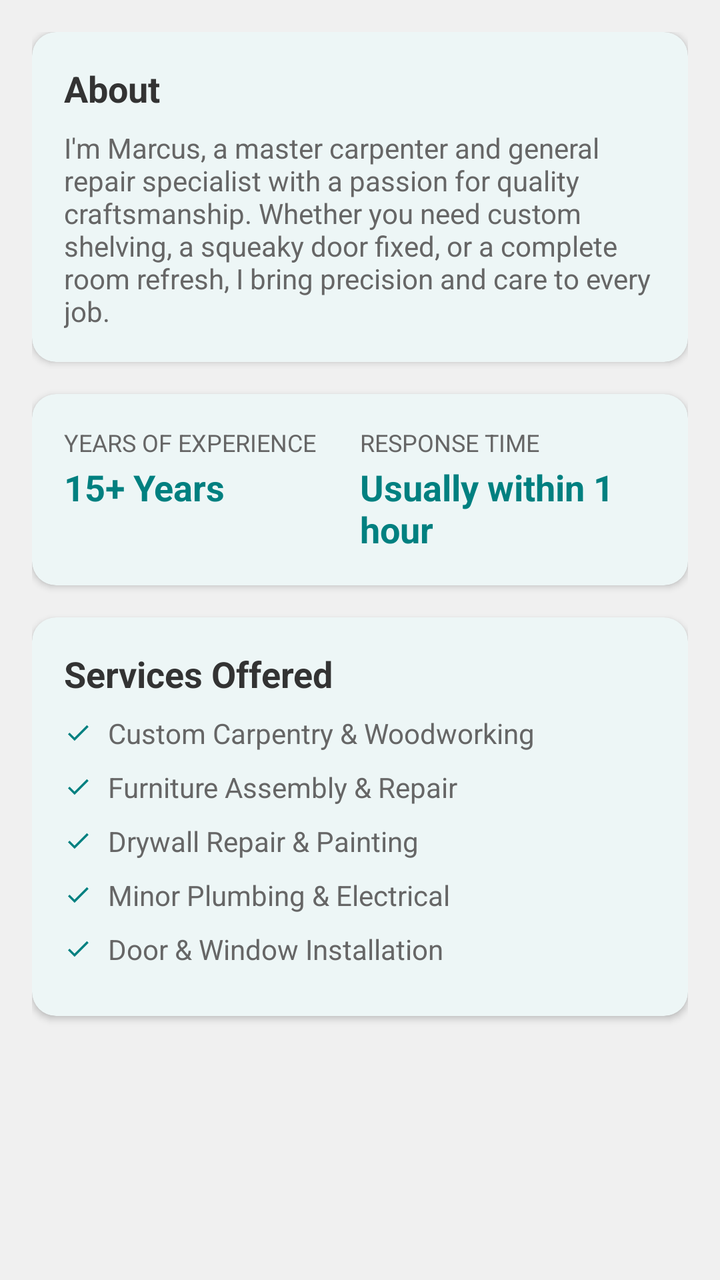
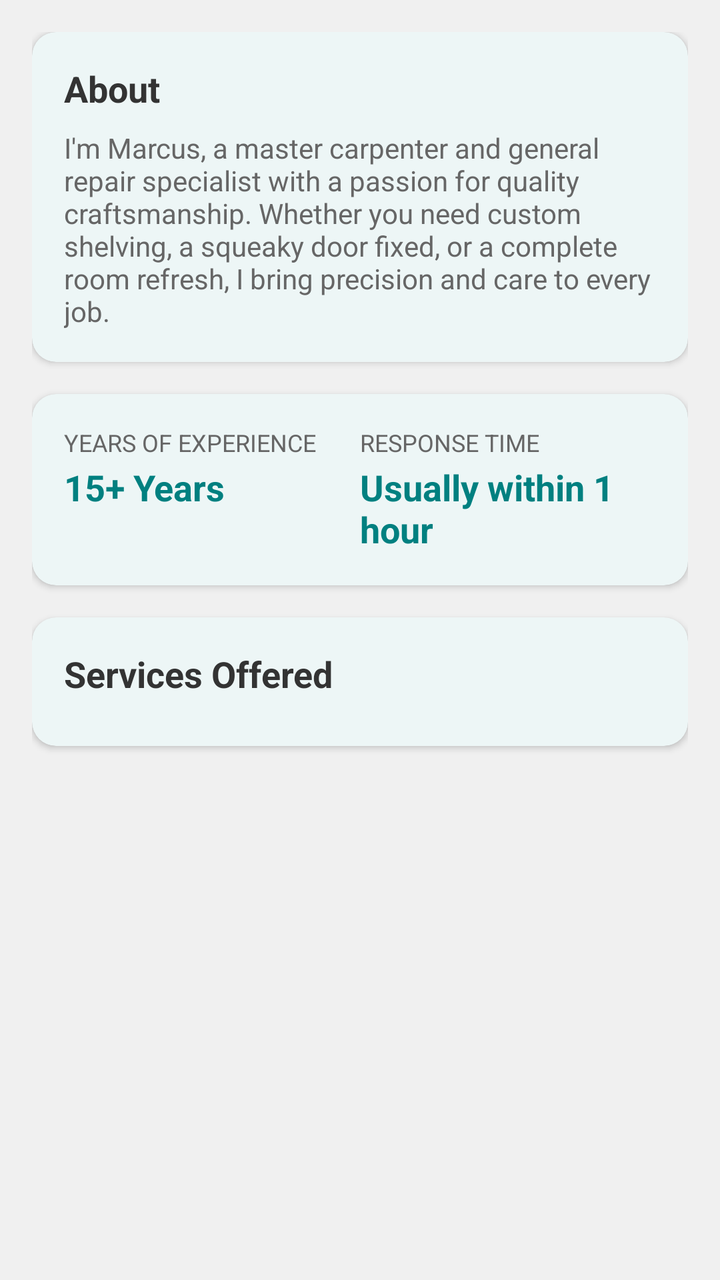

An Android layout rendered at two revisions. The XML below is the earlier revision; the diff shows what the commit changed to produce the second picture.
<!-- AndroidManifest.xml: application theme Theme.HandyProject -->
<!-- res/layout/fragment_profile_about.xml -->
<?xml version="1.0" encoding="utf-8"?>
<ScrollView
    xmlns:android="http://schemas.android.com/apk/res/android"
    xmlns:app="http://schemas.android.com/apk/res-auto"
    android:layout_width="match_parent"
    android:layout_height="match_parent"
    android:fillViewport="true"
    android:background="@color/colorBackground">

    <LinearLayout
        android:layout_width="match_parent"
        android:layout_height="wrap_content"
        android:orientation="vertical"
        android:padding="@dimen/padding_standard">

        
        <com.google.android.material.card.MaterialCardView
            style="@style/Widget.HandyProject.Card"
            android:layout_width="match_parent"
            android:layout_height="wrap_content"
            android:layout_marginBottom="@dimen/padding_standard">

            <LinearLayout
                android:layout_width="match_parent"
                android:layout_height="wrap_content"
                android:orientation="vertical"
                android:padding="@dimen/padding_standard">

                <TextView
                    android:layout_width="wrap_content"
                    android:layout_height="wrap_content"
                    android:layout_marginBottom="@dimen/padding_small"
                    android:text="About"
                    android:textSize="@dimen/text_size_subheading"
                    android:textStyle="bold"
                    android:textColor="@color/colorTextPrimary"
                    android:fontFamily="sans-serif"/>

                <TextView
                    android:id="@+id/tvBio"
                    android:layout_width="wrap_content"
                    android:layout_height="wrap_content"
                    android:text="I\'m Marcus, a master carpenter and general repair specialist with a passion for quality craftsmanship. Whether you need custom shelving, a squeaky door fixed, or a complete room refresh, I bring precision and care to every job."
                    android:textSize="@dimen/text_size_body"
                    android:textColor="@color/colorTextSecondary"
                    android:fontFamily="sans-serif"/>

            </LinearLayout>
        </com.google.android.material.card.MaterialCardView>

        
        <com.google.android.material.card.MaterialCardView
            style="@style/Widget.HandyProject.Card"
            android:layout_width="match_parent"
            android:layout_height="wrap_content"
            android:layout_marginBottom="@dimen/padding_standard">

            <LinearLayout
                android:layout_width="match_parent"
                android:layout_height="wrap_content"
                android:orientation="vertical"
                android:padding="@dimen/padding_standard">

                
                <LinearLayout
                    android:layout_width="match_parent"
                    android:layout_height="wrap_content"
                    android:orientation="horizontal"
                    android:weightSum="2">

                    <LinearLayout
                        android:layout_width="0dp"
                        android:layout_height="wrap_content"
                        android:layout_weight="1"
                        android:orientation="vertical">

                        <TextView
                            android:layout_width="wrap_content"
                            android:layout_height="wrap_content"
                            android:text="YEARS OF EXPERIENCE"
                            android:textSize="@dimen/text_size_caption"
                            android:textColor="@color/colorTextSecondary"
                            android:textAllCaps="true"
                            android:fontFamily="sans-serif"/>

                        <TextView
                            android:id="@+id/tvYearsExperience"
                            android:layout_width="wrap_content"
                            android:layout_height="wrap_content"
                            android:layout_marginTop="@dimen/margin_xsmall"
                            android:text="15+ Years"
                            android:textSize="@dimen/text_size_subheading"
                            android:textStyle="bold"
                            android:textColor="@color/colorPrimary"
                            android:fontFamily="sans-serif"/>

                    </LinearLayout>

                    <LinearLayout
                        android:layout_width="0dp"
                        android:layout_height="wrap_content"
                        android:layout_weight="1"
                        android:orientation="vertical">

                        <TextView
                            android:layout_width="wrap_content"
                            android:layout_height="wrap_content"
                            android:text="RESPONSE TIME"
                            android:textSize="@dimen/text_size_caption"
                            android:textColor="@color/colorTextSecondary"
                            android:textAllCaps="true"
                            android:fontFamily="sans-serif"/>

                        <TextView
                            android:id="@+id/tvResponseTime"
                            android:layout_width="wrap_content"
                            android:layout_height="wrap_content"
                            android:layout_marginTop="@dimen/margin_xsmall"
                            android:text="Usually within 1 hour"
                            android:textSize="@dimen/text_size_subheading"
                            android:textStyle="bold"
                            android:textColor="@color/colorPrimary"
                            android:fontFamily="sans-serif"/>

                    </LinearLayout>
                </LinearLayout>
            </LinearLayout>
        </com.google.android.material.card.MaterialCardView>

        
        <com.google.android.material.card.MaterialCardView
            style="@style/Widget.HandyProject.Card"
            android:layout_width="match_parent"
            android:layout_height="wrap_content">

            <LinearLayout
                android:layout_width="match_parent"
                android:layout_height="wrap_content"
                android:orientation="vertical"
                android:padding="@dimen/padding_standard">

                <TextView
                    android:layout_width="wrap_content"
                    android:layout_height="wrap_content"
                    android:layout_marginBottom="@dimen/padding_small"
                    android:text="Services Offered"
                    android:textSize="@dimen/text_size_subheading"
                    android:textStyle="bold"
                    android:textColor="@color/colorTextPrimary"
                    android:fontFamily="sans-serif"/>

                
                <LinearLayout
                    android:layout_width="match_parent"
                    android:layout_height="wrap_content"
                    android:orientation="horizontal"
                    android:gravity="center_vertical"
                    android:layout_marginBottom="@dimen/padding_small">
                    <ImageView
                        android:layout_width="@dimen/icon_size_xs"
                        android:layout_height="@dimen/icon_size_xs"
                        android:src="@drawable/ic_check"
                        android:layout_marginEnd="@dimen/padding_small"
                        android:contentDescription="Check"/>
                    <TextView
                        android:layout_width="wrap_content"
                        android:layout_height="wrap_content"
                        android:text="Custom Carpentry &amp; Woodworking"
                        android:textSize="@dimen/text_size_body"
                        android:textColor="@color/colorTextSecondary"
                        android:fontFamily="sans-serif"/>
                </LinearLayout>

                
                <LinearLayout
                    android:layout_width="match_parent"
                    android:layout_height="wrap_content"
                    android:orientation="horizontal"
                    android:gravity="center_vertical"
                    android:layout_marginBottom="@dimen/padding_small">
                    <ImageView
                        android:layout_width="@dimen/icon_size_xs"
                        android:layout_height="@dimen/icon_size_xs"
                        android:src="@drawable/ic_check"
                        android:layout_marginEnd="@dimen/padding_small"
                        android:contentDescription="Check"/>
                    <TextView
                        android:layout_width="wrap_content"
                        android:layout_height="wrap_content"
                        android:text="Furniture Assembly &amp; Repair"
                        android:textSize="@dimen/text_size_body"
                        android:textColor="@color/colorTextSecondary"
                        android:fontFamily="sans-serif"/>
                </LinearLayout>

                
                <LinearLayout
                    android:layout_width="match_parent"
                    android:layout_height="wrap_content"
                    android:orientation="horizontal"
                    android:gravity="center_vertical"
                    android:layout_marginBottom="@dimen/padding_small">
                    <ImageView
                        android:layout_width="@dimen/icon_size_xs"
                        android:layout_height="@dimen/icon_size_xs"
                        android:src="@drawable/ic_check"
                        android:layout_marginEnd="@dimen/padding_small"
                        android:contentDescription="Check"/>
                    <TextView
                        android:layout_width="wrap_content"
                        android:layout_height="wrap_content"
                        android:text="Drywall Repair &amp; Painting"
                        android:textSize="@dimen/text_size_body"
                        android:textColor="@color/colorTextSecondary"
                        android:fontFamily="sans-serif"/>
                </LinearLayout>

                
                <LinearLayout
                    android:layout_width="match_parent"
                    android:layout_height="wrap_content"
                    android:orientation="horizontal"
                    android:gravity="center_vertical"
                    android:layout_marginBottom="@dimen/padding_small">
                    <ImageView
                        android:layout_width="@dimen/icon_size_xs"
                        android:layout_height="@dimen/icon_size_xs"
                        android:src="@drawable/ic_check"
                        android:layout_marginEnd="@dimen/padding_small"
                        android:contentDescription="Check"/>
                    <TextView
                        android:layout_width="wrap_content"
                        android:layout_height="wrap_content"
                        android:text="Minor Plumbing &amp; Electrical"
                        android:textSize="@dimen/text_size_body"
                        android:textColor="@color/colorTextSecondary"
                        android:fontFamily="sans-serif"/>
                </LinearLayout>

                
                <LinearLayout
                    android:layout_width="match_parent"
                    android:layout_height="wrap_content"
                    android:orientation="horizontal"
                    android:gravity="center_vertical"
                    android:layout_marginBottom="@dimen/padding_small">
                    <ImageView
                        android:layout_width="@dimen/icon_size_xs"
                        android:layout_height="@dimen/icon_size_xs"
                        android:src="@drawable/ic_check"
                        android:layout_marginEnd="@dimen/padding_small"
                        android:contentDescription="Check"/>
                    <TextView
                        android:layout_width="wrap_content"
                        android:layout_height="wrap_content"
                        android:text="Door &amp; Window Installation"
                        android:textSize="@dimen/text_size_body"
                        android:textColor="@color/colorTextSecondary"
                        android:fontFamily="sans-serif"/>
                </LinearLayout>

            </LinearLayout>
        </com.google.android.material.card.MaterialCardView>

    </LinearLayout>
</ScrollView>
<!-- resources referenced by this layout -->
<resources>
  <color name="colorBackground">#F0F0F0</color>
  <color name="colorPrimary">#008080</color>
  <color name="colorTextPrimary">#333333</color>
  <color name="colorTextSecondary">#666666</color>
  <dimen name="icon_size_xs">14dp</dimen>
  <dimen name="margin_xsmall">2dp</dimen>
  <dimen name="padding_small">8dp</dimen>
  <dimen name="padding_standard">16dp</dimen>
  <dimen name="text_size_body">14sp</dimen>
  <dimen name="text_size_caption">12sp</dimen>
  <dimen name="text_size_subheading">18sp</dimen>
  <!-- drawable ic_check (drawable) -->
  <?xml version="1.0" encoding="utf-8"?>
  <vector xmlns:android="http://schemas.android.com/apk/res/android"
      android:width="@dimen/icon_size_xs"
      android:height="@dimen/icon_size_xs"
      android:viewportWidth="24"
      android:viewportHeight="24">
      <path
          android:fillColor="@color/colorPrimary"
          android:pathData="M9,16.17L4.83,12l-1.42,1.41L9,19 21,7l-1.41,-1.41z"/>
  </vector>
  <style name="Widget.HandyProject.Card" parent="Widget.Material3.CardView.Elevated">
          <item name="cardCornerRadius">@dimen/corner_radius</item>
          <item name="cardElevation">@dimen/card_elevation</item>
          <item name="cardBackgroundColor">@color/colorCardBackground</item>
      </style>
  <style name="Theme.HandyProject" parent="Base.Theme.HandyProject" />
  <dimen name="corner_radius">12dp</dimen>
  <dimen name="card_elevation">2dp</dimen>
  <color name="colorCardBackground">#FFFFFF</color>
  <style name="Base.Theme.HandyProject" parent="Theme.Material3.DayNight.NoActionBar">
          <item name="colorPrimary">@color/colorPrimary</item>
          <item name="colorPrimaryDark">@color/colorPrimaryDark</item>
          <item name="colorOnPrimary">@color/white</item>
          <item name="colorSecondary">@color/colorAccent</item>
          <item name="colorOnSecondary">@color/white</item>
          <item name="colorSurface">@color/colorCardBackground</item>
          <item name="colorOnSurface">@color/colorTextPrimary</item>
          <item name="android:colorBackground">@color/colorBackground</item>
          <item name="colorError">@color/colorError</item>
          <item name="colorOnError">@color/white</item>
          <item name="android:textColorPrimary">@color/colorTextPrimary</item>
          <item name="android:textColorSecondary">@color/colorTextSecondary</item>
          <item name="android:fontFamily">sans-serif</item>
      </style>
  <color name="colorPrimaryDark">#006666</color>
  <color name="white">#FFFFFFFF</color>
  <color name="colorAccent">#008080</color>
  <color name="colorError">#F44336</color>
</resources>

<!-- the commit's change to res/layout/fragment_profile_about.xml (unified diff, before → after) -->
@@ -129,6 +129,7 @@
 
         
         <com.google.android.material.card.MaterialCardView
+            android:id="@+id/cardServicesOffered"
             style="@style/Widget.HandyProject.Card"
             android:layout_width="match_parent"
             android:layout_height="wrap_content">
@@ -149,115 +150,11 @@
                     android:textColor="@color/colorTextPrimary"
                     android:fontFamily="sans-serif"/>
 
-                
                 <LinearLayout
+                    android:id="@+id/llServicesOfferedContainer"
                     android:layout_width="match_parent"
                     android:layout_height="wrap_content"
-                    android:orientation="horizontal"
-                    android:gravity="center_vertical"
-                    android:layout_marginBottom="@dimen/padding_small">
-                    <ImageView
-                        android:layout_width="@dimen/icon_size_xs"
-                        android:layout_height="@dimen/icon_size_xs"
-                        android:src="@drawable/ic_check"
-                        android:layout_marginEnd="@dimen/padding_small"
-                        android:contentDescription="Check"/>
-                    <TextView
-                        android:layout_width="wrap_content"
-                        android:layout_height="wrap_content"
-                        android:text="Custom Carpentry &amp; Woodworking"
-                        android:textSize="@dimen/text_size_body"
-                        android:textColor="@color/colorTextSecondary"
-                        android:fontFamily="sans-serif"/>
-                </LinearLayout>
-
-                
-                <LinearLayout
-                    android:layout_width="match_parent"
-                    android:layout_height="wrap_content"
-                    android:orientation="horizontal"
-                    android:gravity="center_vertical"
-                    android:layout_marginBottom="@dimen/padding_small">
-                    <ImageView
-                        android:layout_width="@dimen/icon_size_xs"
-                        android:layout_height="@dimen/icon_size_xs"
-                        android:src="@drawable/ic_check"
-                        android:layout_marginEnd="@dimen/padding_small"
-                        android:contentDescription="Check"/>
-                    <TextView
-                        android:layout_width="wrap_content"
-                        android:layout_height="wrap_content"
-                        android:text="Furniture Assembly &amp; Repair"
-                        android:textSize="@dimen/text_size_body"
-                        android:textColor="@color/colorTextSecondary"
-                        android:fontFamily="sans-serif"/>
-                </LinearLayout>
-
-                
-                <LinearLayout
-                    android:layout_width="match_parent"
-                    android:layout_height="wrap_content"
-                    android:orientation="horizontal"
-                    android:gravity="center_vertical"
-                    android:layout_marginBottom="@dimen/padding_small">
-                    <ImageView
-                        android:layout_width="@dimen/icon_size_xs"
-                        android:layout_height="@dimen/icon_size_xs"
-                        android:src="@drawable/ic_check"
-                        android:layout_marginEnd="@dimen/padding_small"
-                        android:contentDescription="Check"/>
-                    <TextView
-                        android:layout_width="wrap_content"
-                        android:layout_height="wrap_content"
-                        android:text="Drywall Repair &amp; Painting"
-                        android:textSize="@dimen/text_size_body"
-                        android:textColor="@color/colorTextSecondary"
-                        android:fontFamily="sans-serif"/>
-                </LinearLayout>
-
-                
-                <LinearLayout
-                    android:layout_width="match_parent"
-                    android:layout_height="wrap_content"
-                    android:orientation="horizontal"
-                    android:gravity="center_vertical"
-                    android:layout_marginBottom="@dimen/padding_small">
-                    <ImageView
-                        android:layout_width="@dimen/icon_size_xs"
-                        android:layout_height="@dimen/icon_size_xs"
-                        android:src="@drawable/ic_check"
-                        android:layout_marginEnd="@dimen/padding_small"
-                        android:contentDescription="Check"/>
-                    <TextView
-                        android:layout_width="wrap_content"
-                        android:layout_height="wrap_content"
-                        android:text="Minor Plumbing &amp; Electrical"
-                        android:textSize="@dimen/text_size_body"
-                        android:textColor="@color/colorTextSecondary"
-                        android:fontFamily="sans-serif"/>
-                </LinearLayout>
-
-                
-                <LinearLayout
-                    android:layout_width="match_parent"
-                    android:layout_height="wrap_content"
-                    android:orientation="horizontal"
-                    android:gravity="center_vertical"
-                    android:layout_marginBottom="@dimen/padding_small">
-                    <ImageView
-                        android:layout_width="@dimen/icon_size_xs"
-                        android:layout_height="@dimen/icon_size_xs"
-                        android:src="@drawable/ic_check"
-                        android:layout_marginEnd="@dimen/padding_small"
-                        android:contentDescription="Check"/>
-                    <TextView
-                        android:layout_width="wrap_content"
-                        android:layout_height="wrap_content"
-                        android:text="Door &amp; Window Installation"
-                        android:textSize="@dimen/text_size_body"
-                        android:textColor="@color/colorTextSecondary"
-                        android:fontFamily="sans-serif"/>
-                </LinearLayout>
+                    android:orientation="vertical"/>
 
             </LinearLayout>
         </com.google.android.material.card.MaterialCardView>
<!-- resource entries referenced after the edit -->
@@ -4,24 +4,12 @@
   <color name="colorPrimary">#008080</color>
   <color name="colorTextPrimary">#333333</color>
   <color name="colorTextSecondary">#666666</color>
-  <dimen name="icon_size_xs">14dp</dimen>
   <dimen name="margin_xsmall">2dp</dimen>
   <dimen name="padding_small">8dp</dimen>
   <dimen name="padding_standard">16dp</dimen>
   <dimen name="text_size_body">14sp</dimen>
   <dimen name="text_size_caption">12sp</dimen>
   <dimen name="text_size_subheading">18sp</dimen>
-  <!-- drawable ic_check (drawable) -->
-  <?xml version="1.0" encoding="utf-8"?>
-  <vector xmlns:android="http://schemas.android.com/apk/res/android"
-      android:width="@dimen/icon_size_xs"
-      android:height="@dimen/icon_size_xs"
-      android:viewportWidth="24"
-      android:viewportHeight="24">
-      <path
-          android:fillColor="@color/colorPrimary"
-          android:pathData="M9,16.17L4.83,12l-1.42,1.41L9,19 21,7l-1.41,-1.41z"/>
-  </vector>
   <style name="Widget.HandyProject.Card" parent="Widget.Material3.CardView.Elevated">
           <item name="cardCornerRadius">@dimen/corner_radius</item>
           <item name="cardElevation">@dimen/card_elevation</item>
